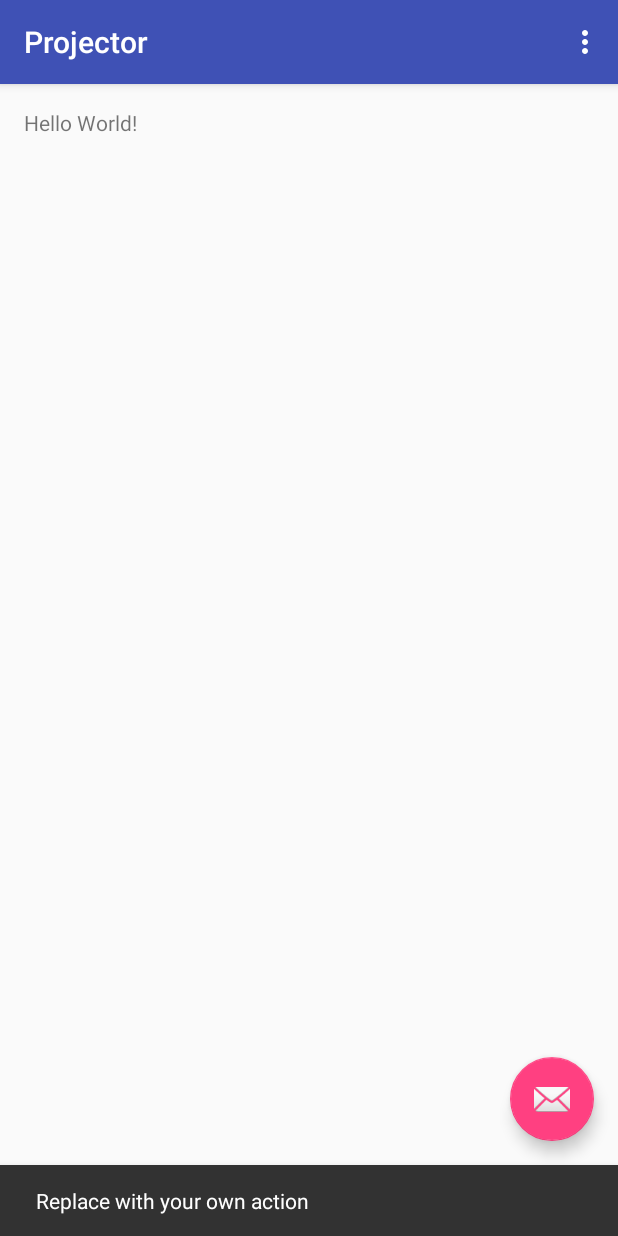
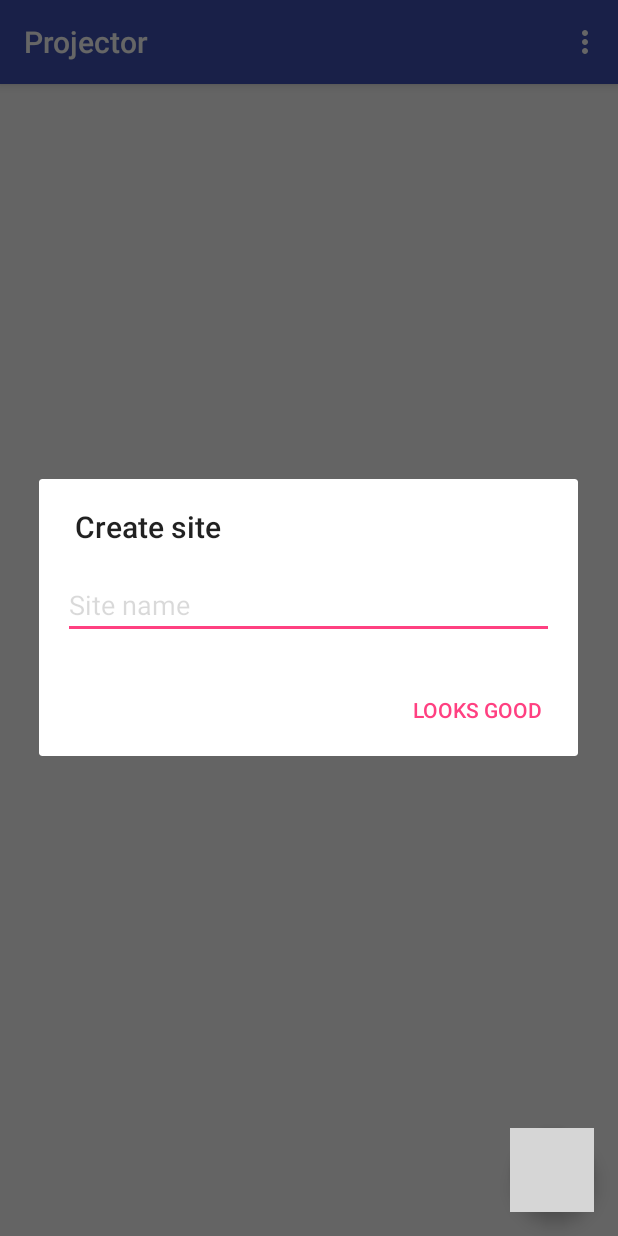
Before and after one commit to thejohanmagnusson/Projector, an Android app: the screen it shows after launch (MainActivity), after a tap on an icon or button, on a phone screen of 412 x 824 dp. Run offline under Robolectric (Android 15) with nearby library versions, the phone set to English and light mode, and no system bars; our stand-ins replace Firebase (no records; nobody signed in at launch, a user with empty details on screens opened directly); 1 statement that could not run was skipped; grey boxes are pictures that could not be loaded.

Commit message:
New: List of sites from Firebase. New: Add new site.

```diff
--- /dev/null
+++ b/app/src/main/java/android/johanmagnusson/se/projector/Constant/Firebase.java
@@ -0,0 +1,6 @@
+package android.johanmagnusson.se.projector.constant;
+
+public final class Firebase {
+
+    public static final String NODE_SITE = "site";
+}
--- a/app/src/main/java/android/johanmagnusson/se/projector/MainActivity.java
+++ b/app/src/main/java/android/johanmagnusson/se/projector/MainActivity.java
@@ -1,29 +1,46 @@
 package android.johanmagnusson.se.projector;
 
+import android.johanmagnusson.se.projector.constant.Firebase;
+import android.johanmagnusson.se.projector.model.Site;
 import android.os.Bundle;
 import android.support.design.widget.FloatingActionButton;
-import android.support.design.widget.Snackbar;
+import android.support.v4.app.DialogFragment;
 import android.support.v7.app.AppCompatActivity;
 import android.support.v7.widget.Toolbar;
-import android.view.View;
+import android.text.TextUtils;
 import android.view.Menu;
 import android.view.MenuItem;
+import android.view.View;
 
-public class MainActivity extends AppCompatActivity {
+import com.google.firebase.database.DatabaseReference;
+import com.google.firebase.database.FirebaseDatabase;
+
+public class MainActivity extends AppCompatActivity
+                          implements SiteDialogFragment.SiteDialogListener {
+
+    private static final String TAG = MainActivity.class.getSimpleName();
+
+    private DatabaseReference mDatabase;
 
     @Override
     protected void onCreate(Bundle savedInstanceState) {
         super.onCreate(savedInstanceState);
+
         setContentView(R.layout.activity_main);
+
+        mDatabase = FirebaseDatabase.getInstance().getReference();
+
         Toolbar toolbar = (Toolbar) findViewById(R.id.toolbar);
         setSupportActionBar(toolbar);
+
+        //todo: handle two pane mode on tablets
 
         FloatingActionButton fab = (FloatingActionButton) findViewById(R.id.fab);
         fab.setOnClickListener(new View.OnClickListener() {
             @Override
             public void onClick(View view) {
-                Snackbar.make(view, "Replace with your own action", Snackbar.LENGTH_LONG)
-                        .setAction("Action", null).show();
+                DialogFragment dialog = new SiteDialogFragment();
+                dialog.show(getSupportFragmentManager(), "Dialog_tag");
             }
         });
     }
@@ -49,4 +66,30 @@ public class MainActivity extends AppCompatActivity {
 
         return super.onOptionsItemSelected(item);
     }
+
+    @Override
+    public void onDialogPositiveClick(String siteName) {
+        if(!TextUtils.isEmpty(siteName))
+            createSite(siteName);
+    }
+
+    private void createSite(String siteName) {
+        // Create new site at /sites/$siteid
+        DatabaseReference ref = mDatabase.child(Firebase.NODE_SITE);
+//        ref.addValueEventListener(new ValueEventListener() {
+//            @Override
+//            public void onDataChange(DataSnapshot dataSnapshot) {
+//                Site site = dataSnapshot.getValue(Site.class);
+//                Toast.makeText(MainActivity.this, site.getName(), Toast.LENGTH_SHORT).show();
+//            }
+//
+//            @Override
+//            public void onCancelled(DatabaseError databaseError) {
+//
+//            }
+//        });
+
+        Site site = new Site(siteName, "Anonymous");
+        ref.setValue(site);
+    }
 }
--- a/app/src/main/java/android/johanmagnusson/se/projector/MainActivityFragment.java
+++ /dev/null
@@ -1,22 +0,0 @@
-package android.johanmagnusson.se.projector;
-
-import android.support.v4.app.Fragment;
-import android.os.Bundle;
-import android.view.LayoutInflater;
-import android.view.View;
-import android.view.ViewGroup;
-
-/**
- * A placeholder fragment containing a simple view.
- */
-public class MainActivityFragment extends Fragment {
-
-    public MainActivityFragment() {
-    }
-
-    @Override
-    public View onCreateView(LayoutInflater inflater, ViewGroup container,
-                             Bundle savedInstanceState) {
-        return inflater.inflate(R.layout.fragment_main, container, false);
-    }
-}
--- /dev/null
+++ b/app/src/main/java/android/johanmagnusson/se/projector/SiteDialogFragment.java
@@ -0,0 +1,58 @@
+package android.johanmagnusson.se.projector;
+
+import android.app.AlertDialog;
+import android.app.Dialog;
+import android.content.Context;
+import android.content.DialogInterface;
+import android.os.Bundle;
+import android.support.annotation.NonNull;
+import android.support.v4.app.DialogFragment;
+import android.view.LayoutInflater;
+import android.view.View;
+import android.widget.EditText;
+
+public class SiteDialogFragment extends DialogFragment {
+
+    public interface SiteDialogListener {
+        public void onDialogPositiveClick(String siteName);
+    }
+
+    SiteDialogListener mListener;
+
+    EditText mSiteNameView;
+
+    @NonNull
+    @Override
+    public Dialog onCreateDialog(Bundle savedInstanceState) {
+        LayoutInflater inflater = getActivity().getLayoutInflater();
+        View rootView = inflater.inflate(R.layout.dialog_add_site, null);
+        mSiteNameView = (EditText) rootView.findViewById(R.id.edit_text_site_name);
+
+        AlertDialog.Builder builder = new AlertDialog.Builder(getActivity())
+                .setTitle("Create site")
+                .setView(rootView)
+                .setPositiveButton("Looks good", new DialogInterface.OnClickListener() {
+                    @Override
+                    public void onClick(DialogInterface dialog, int id) {
+                        String siteName = mSiteNameView.getText().toString();
+                        mListener.onDialogPositiveClick(siteName);
+                    }
+                });
+
+        return builder.create();
+    }
+
+    @Override
+    public void onAttach(Context context) {
+        super.onAttach(context);
+
+        // Verify that the host activity implements the callback interface
+        try {
+            // Instantiate the Listener so we can send events to the host
+            mListener = (SiteDialogListener) context;
+        } catch (ClassCastException e) {
+            // The activity doesn't implement the interface, throw exception
+            throw new ClassCastException(context.toString() + " must implement NoticeDialogListener");
+        }
+    }
+}
--- /dev/null
+++ b/app/src/main/java/android/johanmagnusson/se/projector/SiteListFragment.java
@@ -0,0 +1,113 @@
+package android.johanmagnusson.se.projector;
+
+import android.johanmagnusson.se.projector.model.Site;
+import android.johanmagnusson.se.projector.viewholder.SiteViewHolder;
+import android.os.Bundle;
+import android.support.annotation.Nullable;
+import android.support.v4.app.Fragment;
+import android.support.v7.widget.LinearLayoutManager;
+import android.support.v7.widget.RecyclerView;
+import android.view.LayoutInflater;
+import android.view.View;
+import android.view.ViewGroup;
+import android.widget.Toast;
+
+import com.firebase.ui.database.FirebaseRecyclerAdapter;
+import com.google.firebase.database.DatabaseReference;
+import com.google.firebase.database.FirebaseDatabase;
+import com.google.firebase.database.Query;
+
+public class SiteListFragment extends Fragment {
+
+    private static final String TAG = SiteListFragment.class.getSimpleName();
+
+    // TODO: Rename parameter arguments, choose names that match
+    // the fragment initialization parameters, e.g. ARG_ITEM_NUMBER
+    private static final String ARG_PARAM1 = "param1";
+    private static final String ARG_PARAM2 = "param2";
+
+    // TODO: Rename and change types of parameters
+    private String mParam1;
+    private String mParam2;
+
+    private DatabaseReference mDatabase;
+
+    private FirebaseRecyclerAdapter<Site, SiteViewHolder> mAdapter;
+    private RecyclerView mRecyclerView;
+    private LinearLayoutManager mManager;
+
+    public SiteListFragment() {
+        // Required empty public constructor
+    }
+
+    public static SiteListFragment newInstance(String param1, String param2) {
+        SiteListFragment fragment = new SiteListFragment();
+        Bundle args = new Bundle();
+        args.putString(ARG_PARAM1, param1);
+        args.putString(ARG_PARAM2, param2);
+        fragment.setArguments(args);
+        return fragment;
+    }
+
+    @Override
+    public void onCreate(Bundle savedInstanceState) {
+        super.onCreate(savedInstanceState);
+
+        if (getArguments() != null) {
+            mParam1 = getArguments().getString(ARG_PARAM1);
+            mParam2 = getArguments().getString(ARG_PARAM2);
+        }
+    }
+
+    @Override
+    public View onCreateView(LayoutInflater inflater, ViewGroup container, Bundle savedInstanceState) {
+        super.onCreateView(inflater, container, savedInstanceState);
+
+        View root = inflater.inflate(R.layout.fragment_site_list, container, false);
+
+        mDatabase = FirebaseDatabase.getInstance().getReference();
+
+        mRecyclerView = (RecyclerView) root.findViewById(R.id.site_list);
+        mRecyclerView.setHasFixedSize(true);
+
+        return root;
+    }
+
+    @Override
+    public void onActivityCreated(@Nullable Bundle savedInstanceState) {
+        super.onActivityCreated(savedInstanceState);
+
+        mManager = new LinearLayoutManager(getActivity());
+        mRecyclerView.setLayoutManager(mManager);
+
+        Query siteQuery = mDatabase; // Using root node since we have no child nodes yet
+        mAdapter = new FirebaseRecyclerAdapter<Site, SiteViewHolder>(Site.class, R.layout.site_item, SiteViewHolder.class, siteQuery) {
+            @Override
+            protected void populateViewHolder(SiteViewHolder viewHolder, final Site model, int position) {
+                final DatabaseReference ref = getRef(position);
+
+                viewHolder.bindToPost(model);
+
+                // Click listener
+                String siteKey = ref.getKey(); //todo: key not used yet
+                viewHolder.itemView.setOnClickListener(new View.OnClickListener() {
+                    @Override
+                    public void onClick(View view) {
+                        Toast.makeText(getActivity(), model.getName(), Toast.LENGTH_SHORT).show();
+                    }
+                });
+            }
+        };
+
+        mRecyclerView.setAdapter(mAdapter);
+    }
+
+    @Override
+    public void onDestroy() {
+        super.onDestroy();
+
+        if(mAdapter != null) {
+            mAdapter.cleanup();
+        }
+    }
+}
--- a/app/src/main/res/layout/activity_main.xml
+++ b/app/src/main/res/layout/activity_main.xml
@@ -21,7 +21,14 @@
 
     </android.support.design.widget.AppBarLayout>
 
-    <include layout="@layout/content_main" />
+    <fragment xmlns:android="http://schemas.android.com/apk/res/android"
+        xmlns:tools="http://schemas.android.com/tools"
+        android:id="@+id/fragment_site_list"
+        android:name="android.johanmagnusson.se.projector.SiteListFragment"
+        android:layout_width="match_parent"
+        android:layout_height="match_parent"
+        tools:layout="@layout/fragment_site_list"
+        app:layout_behavior="@string/appbar_scrolling_view_behavior"/>
 
     <android.support.design.widget.FloatingActionButton
         android:id="@+id/fab"
@@ -29,6 +36,6 @@
         android:layout_height="wrap_content"
         android:layout_gravity="bottom|end"
         android:layout_margin="@dimen/fab_margin"
-        android:src="@android:drawable/ic_dialog_email" />
+        android:src="@mipmap/ic_add_black_24dp" />
 
 </android.support.design.widget.CoordinatorLayout>
--- /dev/null
+++ b/app/src/main/res/layout/dialog_add_site.xml
@@ -0,0 +1,22 @@
+<?xml version="1.0" encoding="utf-8"?>
+<LinearLayout xmlns:android="http://schemas.android.com/apk/res/android"
+    xmlns:tools="http://schemas.android.com/tools"
+    android:layout_width="wrap_content"
+    android:layout_height="wrap_content"
+    android:background="@android:color/transparent"
+    android:paddingBottom="@dimen/activity_vertical_margin"
+    android:paddingLeft="@dimen/activity_vertical_margin"
+    android:paddingRight="@dimen/activity_vertical_margin"
+    android:paddingTop="@dimen/activity_vertical_margin"
+    tools:context="android.johanmagnusson.se.projector.MainActivity">
+
+    <EditText
+        android:id="@+id/edit_text_site_name"
+        android:layout_width="match_parent"
+        android:layout_height="wrap_content"
+        android:hint="@string/hint_add_site"
+        android:imeOptions="actionDone|flagNoExtractUi"
+        android:inputType="textCapWords"
+        android:textColor="@color/primaryText"
+        android:textColorHint="@color/hintText" />
+</LinearLayout>
--- a/app/src/main/res/layout/fragment_main.xml
+++ b/app/src/main/res/layout/fragment_main.xml
@@ -6,12 +6,13 @@
     android:paddingLeft="@dimen/activity_horizontal_margin"
     android:paddingRight="@dimen/activity_horizontal_margin"
     android:paddingTop="@dimen/activity_vertical_margin"
-    tools:context="android.johanmagnusson.se.projector.MainActivityFragment"
+    tools:context="android.johanmagnusson.se.projector.SiteListFragment"
     tools:showIn="@layout/activity_main">
 
     <TextView
+        android:id="@+id/site_text"
         android:layout_width="wrap_content"
         android:layout_height="wrap_content"
-        android:text="Hello World!" />
+        android:text="No site found." />
 
 </RelativeLayout>
--- /dev/null
+++ b/app/src/main/res/layout/fragment_site_list.xml
@@ -0,0 +1,17 @@
+<FrameLayout xmlns:android="http://schemas.android.com/apk/res/android"
+    xmlns:tools="http://schemas.android.com/tools"
+    android:layout_width="match_parent"
+    android:layout_height="match_parent"
+    tools:context="android.johanmagnusson.se.projector.SiteListFragment">
+
+    <android.support.v7.widget.RecyclerView
+        android:id="@+id/site_list"
+        android:layout_width="match_parent"
+        android:layout_height="match_parent"
+        android:layout_alignParentTop="true"
+        android:clipToPadding="false"
+        android:padding="5dp"
+        android:scrollbars="vertical"
+        tools:listitem="@layout/site_item" />
+
+</FrameLayout>
--- a/app/src/main/res/values/colors.xml
+++ b/app/src/main/res/values/colors.xml
@@ -3,4 +3,10 @@
     <color name="colorPrimary">#3F51B5</color>
     <color name="colorPrimaryDark">#303F9F</color>
     <color name="colorAccent">#FF4081</color>
+
+    <color name="black">#000000</color>
+    <color name="primaryText">#57000000</color>
+    <color name="secondaryText">#36000000</color>
+    <color name="hintText">#26000000</color>
+    <color name="disabledText">#26000000</color>
 </resources>
--- a/app/src/main/res/values/strings.xml
+++ b/app/src/main/res/values/strings.xml
@@ -1,4 +1,7 @@
 <resources>
     <string name="app_name">Projector</string>
     <string name="action_settings">Settings</string>
+
+    <!-- Dialogs -->
+    <string name="hint_add_site">Site name</string>
 </resources>
```
Also changed, not shown: app/src/main/java/android/johanmagnusson/se/projector/model/Site.java (added, +28 -0 lines), app/src/main/java/android/johanmagnusson/se/projector/viewholder/SiteViewHolder.java (added, +25 -0 lines), app/src/main/res/layout/content_main.xml (deleted, +0 -9 lines), app/src/main/res/layout/site_item.xml (added, +26 -0 lines).
